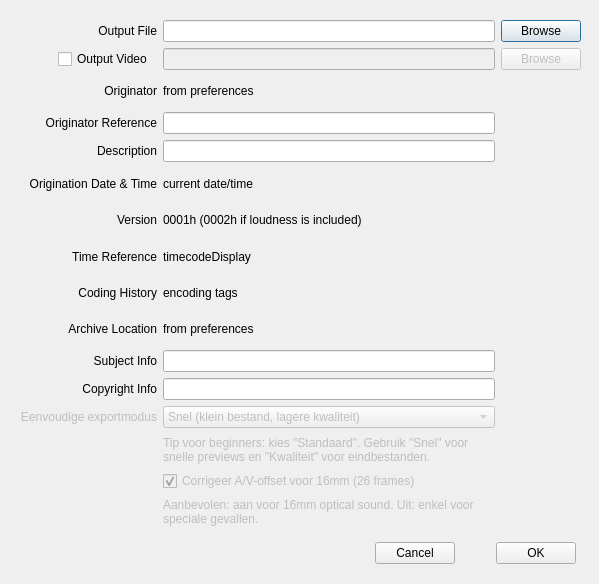
Before: the Qt Designer form extractdialog.ui in stoefer/aeo-light, drawn with Qt 5.
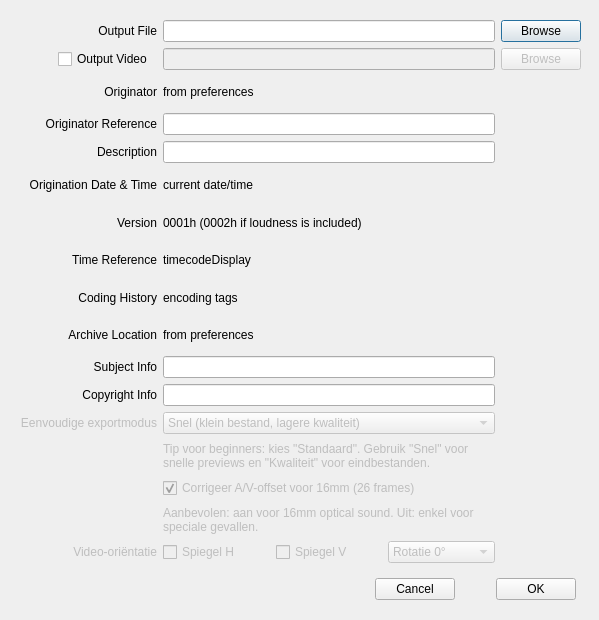
After: the same form once the commit is applied.

Commit message: Add export orientation controls for flip and rotation

```diff
--- a/extractdialog.ui
+++ b/extractdialog.ui
@@ -7,7 +7,7 @@
     <x>0</x>
     <y>0</y>
     <width>599</width>
-    <height>584</height>
+    <height>620</height>
    </rect>
   </property>
   <property name="windowTitle">
@@ -19,7 +19,7 @@
      <x>20</x>
      <y>20</y>
      <width>561</width>
-     <height>507</height>
+     <height>543</height>
     </rect>
    </property>
    <layout class="QGridLayout" name="gridLayout">
@@ -310,13 +310,77 @@
       </property>
      </widget>
     </item>
+    <item row="16" column="0">
+     <widget class="QLabel" name="videoOrientationLabel">
+      <property name="enabled">
+       <bool>false</bool>
+      </property>
+      <property name="text">
+       <string>Video-oriëntatie</string>
+      </property>
+      <property name="alignment">
+       <set>Qt::AlignRight|Qt::AlignTrailing|Qt::AlignVCenter</set>
+      </property>
+     </widget>
+    </item>
+    <item row="16" column="1">
+     <layout class="QHBoxLayout" name="videoOrientationLayout">
+      <item>
+       <widget class="QCheckBox" name="flipHorizontalCheckBox">
+        <property name="enabled">
+         <bool>false</bool>
+        </property>
+        <property name="text">
+         <string>Spiegel H</string>
+        </property>
+       </widget>
+      </item>
+      <item>
+       <widget class="QCheckBox" name="flipVerticalCheckBox">
+        <property name="enabled">
+         <bool>false</bool>
+        </property>
+        <property name="text">
+         <string>Spiegel V</string>
+        </property>
+       </widget>
+      </item>
+      <item>
+       <widget class="QComboBox" name="rotationComboBox">
+        <property name="enabled">
+         <bool>false</bool>
+        </property>
+        <item>
+         <property name="text">
+          <string>Rotatie 0°</string>
+         </property>
+        </item>
+        <item>
+         <property name="text">
+          <string>Rotatie 90°</string>
+         </property>
+        </item>
+        <item>
+         <property name="text">
+          <string>Rotatie 180°</string>
+         </property>
+        </item>
+        <item>
+         <property name="text">
+          <string>Rotatie 270°</string>
+         </property>
+        </item>
+       </widget>
+      </item>
+     </layout>
+    </item>
    </layout>
   </widget>
   <widget class="QWidget" name="horizontalLayoutWidget">
    <property name="geometry">
     <rect>
      <x>375</x>
-     <y>537</y>
+     <y>573</y>
      <width>201</width>
      <height>32</height>
     </rect>
```
Left out of the diff: 3 changed lines with no effect on the pictures. The commit also changes 4 other files.
